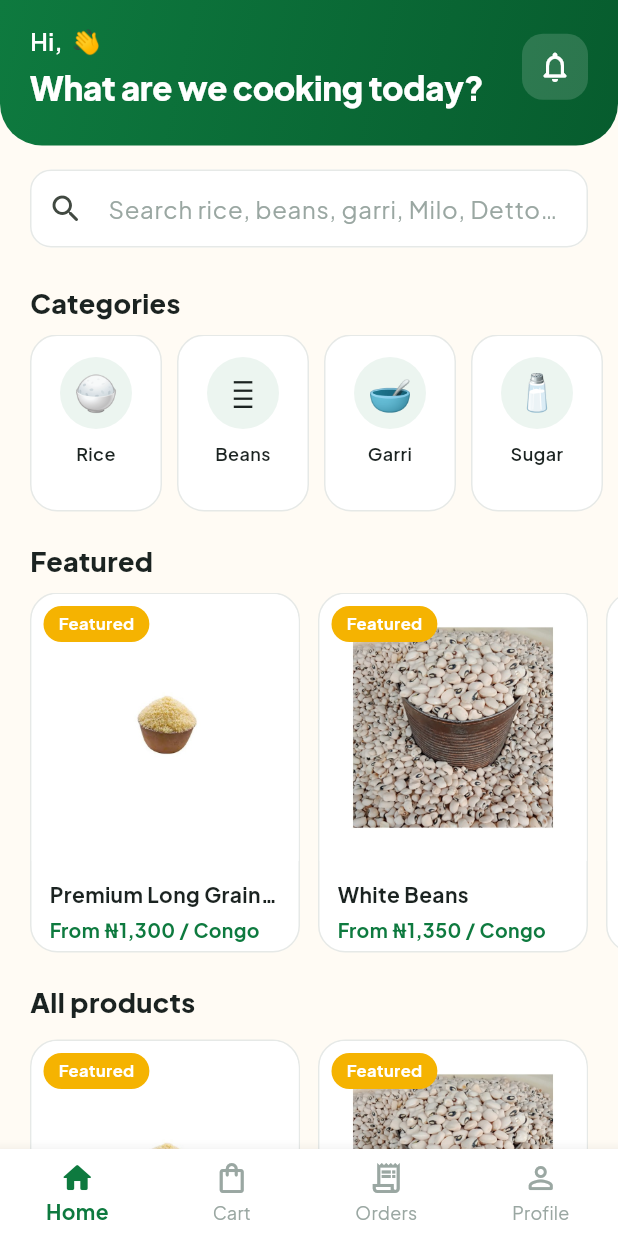
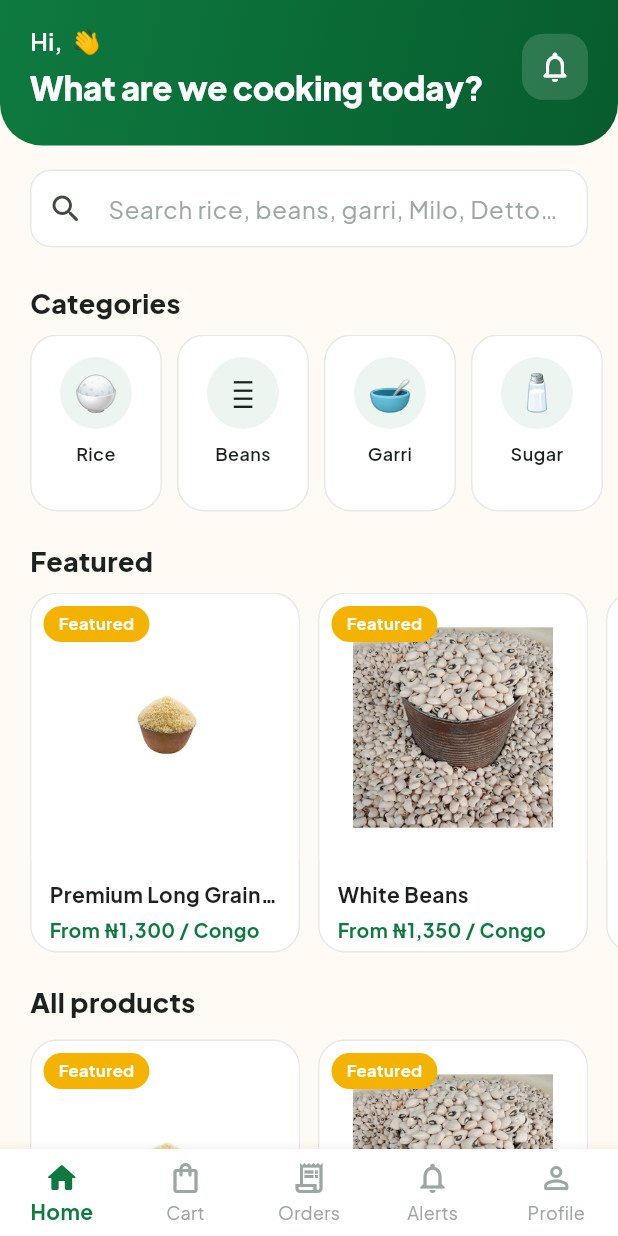
Before and after one commit to coopvestafrica-ops/Abeni-, a Flutter app: the MainShell screen opened by its route, on a phone screen of 412 x 824 dp. Run offline on Flutter 3.47's test engine with Material 3 defaults, Android fonts, the phone set to English and light mode, and no system bars; our stand-ins replace cached_network_image, cloud_firestore, equatable, firebase_auth, firebase_core, firebase_messaging and 8 more; missing offline and left inert: local_auth_android, local_auth_darwin; accounts and stored records are empty.

Commit message:
fix: main_shell.dart — push notif inbox, delete orders, delivery fee, notif sound

```diff
--- a/lib/presentation/screens/home/main_shell.dart
+++ b/lib/presentation/screens/home/main_shell.dart
@@ -4,6 +4,7 @@ import 'package:flutter_riverpod/flutter_riverpod.dart';
 import '../../../core/theme/app_colors.dart';
 import '../../providers/providers.dart';
 import '../cart/cart_screen.dart';
+import '../notifications/notification_inbox_screen.dart';
 import '../orders/order_history_screen.dart';
 import '../profile/profile_screen.dart';
 import 'home_screen.dart';
@@ -22,12 +23,16 @@ class _MainShellState extends ConsumerState<MainShell> {
     HomeScreen(),
     CartScreen(embedded: true),
     OrderHistoryScreen(embedded: true),
+    NotificationInboxScreen(),
     ProfileScreen(embedded: true),
   ];
 
   @override
   Widget build(BuildContext context) {
     final cart = ref.watch(cartProvider);
+    final unreadAsync = ref.watch(unreadNotifCountProvider);
+    final unreadCount = unreadAsync.value ?? 0;
+
     return Scaffold(
       body: IndexedStack(index: _index, children: _pages),
       bottomNavigationBar: BottomNavigationBar(
@@ -48,6 +53,19 @@ class _MainShellState extends ConsumerState<MainShell> {
             icon: Icon(Icons.receipt_long_outlined),
             activeIcon: Icon(Icons.receipt_long_rounded),
             label: 'Orders',
+          ),
+          BottomNavigationBarItem(
+            icon: _BadgedIcon(
+              icon: Icons.notifications_outlined,
+              count: unreadCount,
+              active: false,
+            ),
+            activeIcon: _BadgedIcon(
+              icon: Icons.notifications_rounded,
+              count: unreadCount,
+              active: true,
+            ),
+            label: 'Alerts',
           ),
           const BottomNavigationBarItem(
             icon: Icon(Icons.person_outline_rounded),
@@ -99,3 +117,43 @@ class _CartIcon extends StatelessWidget {
     );
   }
 }
+
+class _BadgedIcon extends StatelessWidget {
+  final IconData icon;
+  final int count;
+  final bool active;
+  const _BadgedIcon(
+      {required this.icon, required this.count, required this.active});
+
+  @override
+  Widget build(BuildContext context) {
+    return Stack(
+      clipBehavior: Clip.none,
+      children: [
+        Icon(icon),
+        if (count > 0)
+          Positioned(
+            top: -6,
+            right: -8,
+            child: Container(
+              padding: const EdgeInsets.symmetric(horizontal: 5, vertical: 1),
+              decoration: BoxDecoration(
+                color: AppColors.error,
+                borderRadius: BorderRadius.circular(999),
+              ),
+              constraints: const BoxConstraints(minWidth: 18),
+              child: Text(
+                count > 99 ? '99+' : '$count',
+                textAlign: TextAlign.center,
+                style: const TextStyle(
+                  color: Colors.white,
+                  fontSize: 10,
+                  fontWeight: FontWeight.w700,
+                ),
+              ),
+            ),
+          ),
+      ],
+    );
+  }
+}
```
